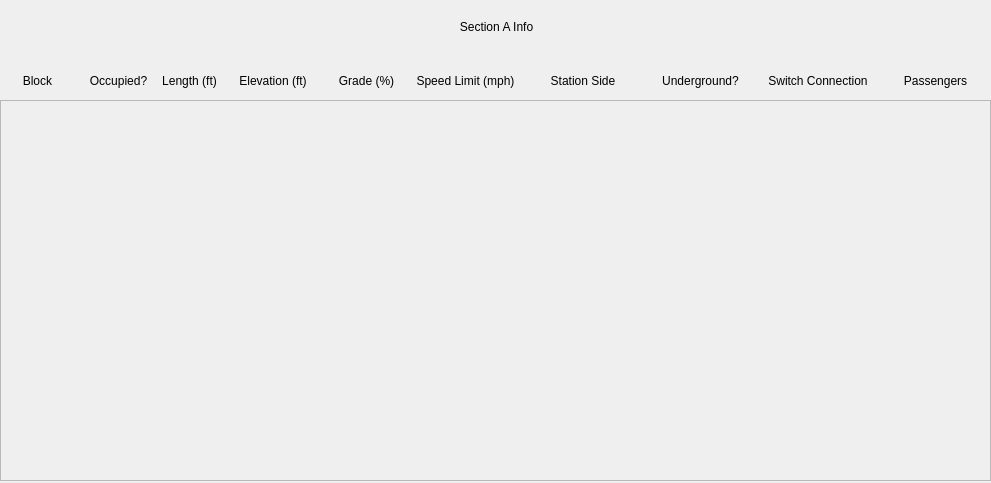
First picture: the form in Track Model/BlockInfo.ui, repository headhunter22/ECE1140-Train-Simulator, before the edit.
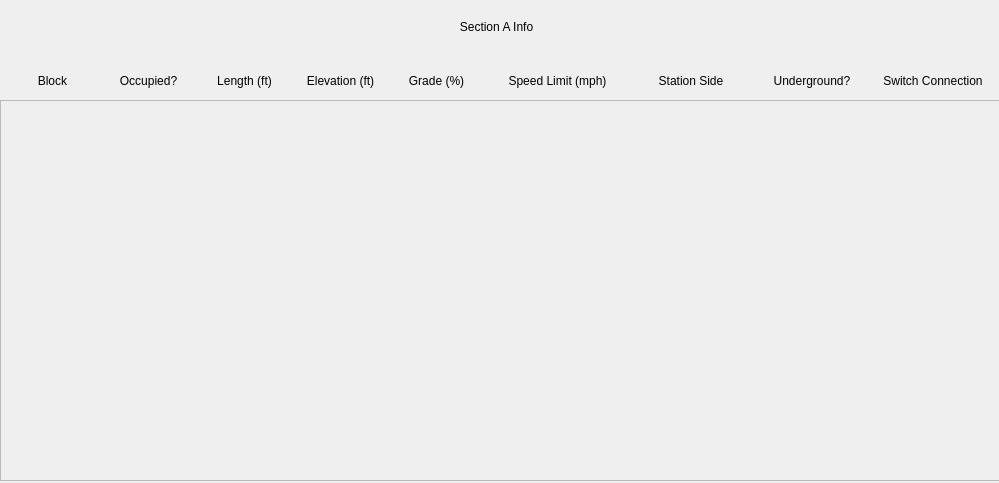
Second picture: the form after the edit.

Patch:
```diff
--- a/Track Model/BlockInfo.ui
+++ b/Track Model/BlockInfo.ui
@@ -6,7 +6,7 @@
    <rect>
     <x>0</x>
     <y>0</y>
-    <width>991</width>
+    <width>999</width>
     <height>483</height>
    </rect>
   </property>
@@ -19,7 +19,7 @@
      <rect>
       <x>0</x>
       <y>100</y>
-      <width>991</width>
+      <width>1001</width>
       <height>381</height>
      </rect>
     </property>
@@ -31,7 +31,7 @@
       <rect>
        <x>0</x>
        <y>0</y>
-       <width>989</width>
+       <width>999</width>
        <height>379</height>
       </rect>
      </property>
@@ -42,7 +42,7 @@
      <rect>
       <x>0</x>
       <y>60</y>
-      <width>991</width>
+      <width>1001</width>
       <height>41</height>
      </rect>
     </property>
@@ -101,7 +101,7 @@
        </property>
        <property name="minimumSize">
         <size>
-         <width>50</width>
+         <width>75</width>
          <height>0</height>
         </size>
        </property>
@@ -123,7 +123,7 @@
        </property>
        <property name="minimumSize">
         <size>
-         <width>100</width>
+         <width>75</width>
          <height>0</height>
         </size>
        </property>
@@ -159,6 +159,18 @@
      </item>
      <item>
       <widget class="QLabel" name="label_2">
+       <property name="sizePolicy">
+        <sizepolicy hsizetype="Fixed" vsizetype="Preferred">
+         <horstretch>0</horstretch>
+         <verstretch>0</verstretch>
+        </sizepolicy>
+       </property>
+       <property name="minimumSize">
+        <size>
+         <width>125</width>
+         <height>0</height>
+        </size>
+       </property>
        <property name="text">
         <string>Speed Limit (mph)</string>
        </property>
@@ -169,6 +181,18 @@
      </item>
      <item>
       <widget class="QLabel" name="label_8">
+       <property name="sizePolicy">
+        <sizepolicy hsizetype="Fixed" vsizetype="Preferred">
+         <horstretch>0</horstretch>
+         <verstretch>0</verstretch>
+        </sizepolicy>
+       </property>
+       <property name="minimumSize">
+        <size>
+         <width>100</width>
+         <height>0</height>
+        </size>
+       </property>
        <property name="text">
         <string>Station Side</string>
        </property>
@@ -179,6 +203,18 @@
      </item>
      <item>
       <widget class="QLabel" name="label_9">
+       <property name="sizePolicy">
+        <sizepolicy hsizetype="Fixed" vsizetype="Preferred">
+         <horstretch>0</horstretch>
+         <verstretch>0</verstretch>
+        </sizepolicy>
+       </property>
+       <property name="minimumSize">
+        <size>
+         <width>100</width>
+         <height>0</height>
+        </size>
+       </property>
        <property name="text">
         <string>Underground?</string>
        </property>
@@ -189,6 +225,18 @@
      </item>
      <item>
       <widget class="QLabel" name="label_10">
+       <property name="sizePolicy">
+        <sizepolicy hsizetype="Fixed" vsizetype="Preferred">
+         <horstretch>0</horstretch>
+         <verstretch>0</verstretch>
+        </sizepolicy>
+       </property>
+       <property name="minimumSize">
+        <size>
+         <width>100</width>
+         <height>0</height>
+        </size>
+       </property>
        <property name="text">
         <string>Switch Connection</string>
        </property>
@@ -197,16 +245,6 @@
        </property>
       </widget>
      </item>
-     <item>
-      <widget class="QLabel" name="label_11">
-       <property name="text">
-        <string>Passengers</string>
-       </property>
-       <property name="alignment">
-        <set>Qt::AlignCenter</set>
-       </property>
-      </widget>
-     </item>
     </layout>
    </widget>
    <widget class="QLabel" name="Header">
```
